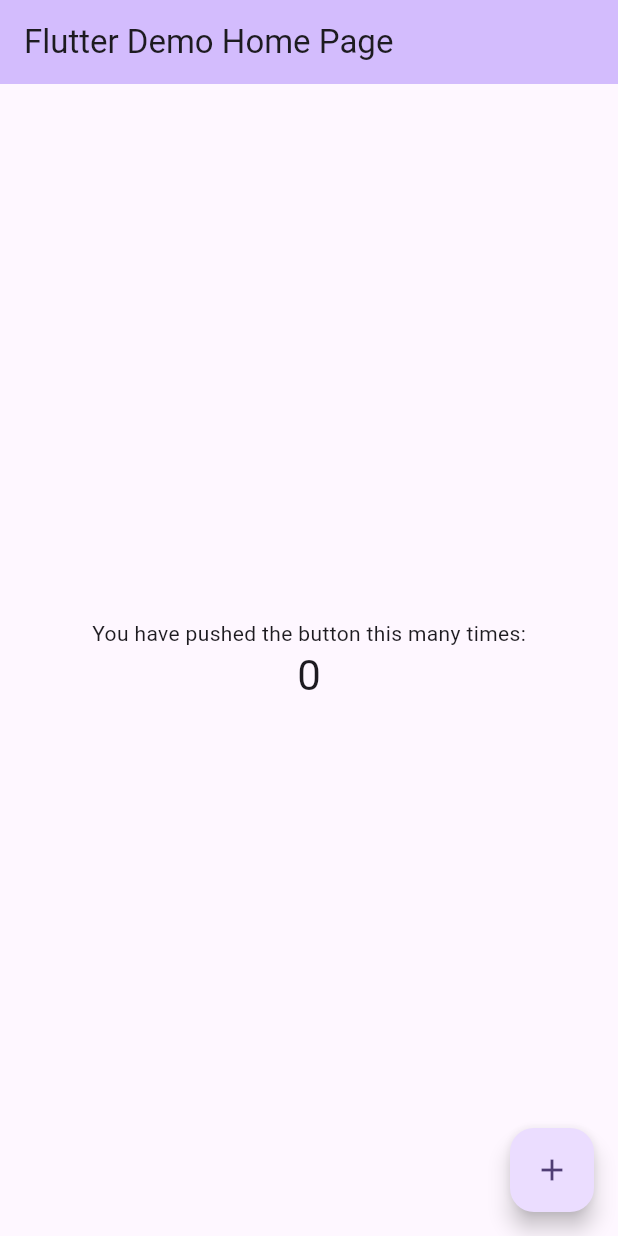
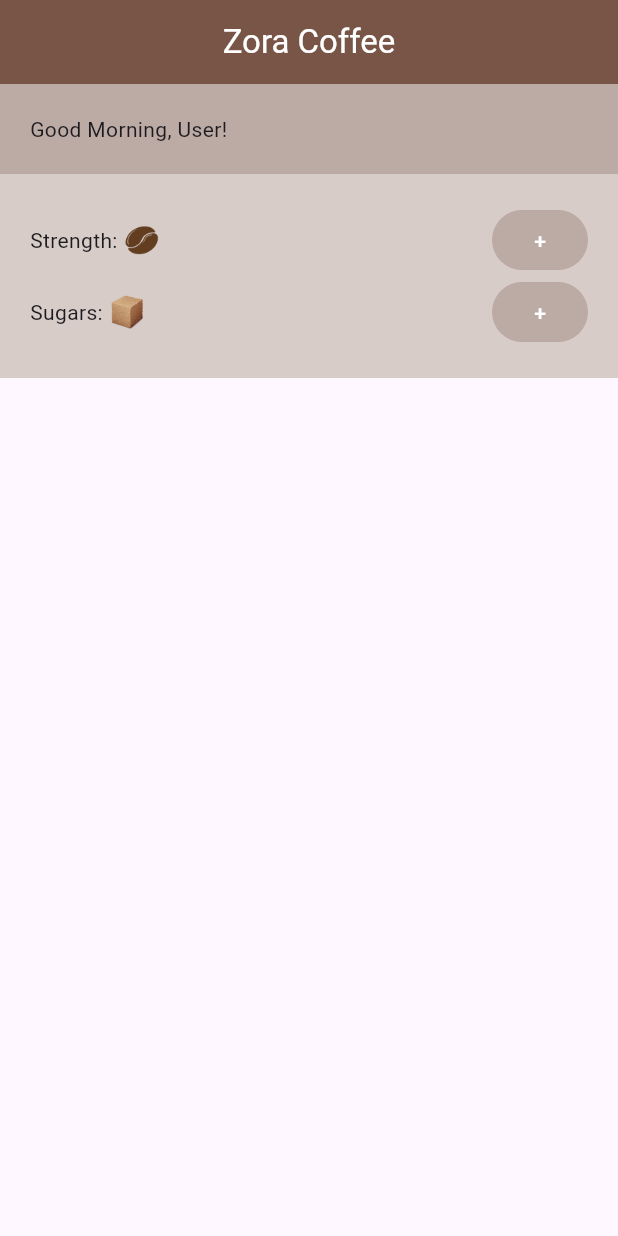
Before and after one commit to ahmadahsins/first-flutter, a Flutter app: the screen it shows after launch, on a phone screen of 412 x 824 dp. Run offline on Flutter 3.47's test engine with Material 3 defaults, Android fonts, the phone set to English and light mode, and no system bars.

Commit message:
feat: add home and coffe prefs

```diff
--- /dev/null
+++ b/lib/coffee_prefs.dart
@@ -0,0 +1,76 @@
+import 'package:flutter/material.dart';
+
+class CoffeePrefs extends StatefulWidget {
+  const CoffeePrefs({super.key});
+
+  @override
+  State<CoffeePrefs> createState() => _CoffeePrefsState();
+}
+
+class _CoffeePrefsState extends State<CoffeePrefs> {
+  int strength = 1;
+  int sugars = 1;
+
+  void increaseStrength() {
+    setState(() {
+      strength = strength < 5 ? strength + 1 : 1;
+    });
+  }
+
+  void increaseSugars() {
+    setState(() {
+      sugars = sugars < 5 ? sugars + 1 : 0;
+    });
+  }
+
+  @override
+  Widget build(BuildContext context) {
+    return Column(
+      children: [
+        Row(
+          children: [
+            const Text('Strength: '),
+            for (int i = 0; i < strength; i++)
+              Image.asset(
+                "assets/img/coffee_bean.png",
+                width: 25,
+                colorBlendMode: BlendMode.multiply,
+                color: Colors.brown[100],
+              ),
+            Expanded(child: SizedBox()),
+            TextButton(
+              style: TextButton.styleFrom(
+                backgroundColor: Colors.brown[200],
+                foregroundColor: Colors.white,
+              ),
+              onPressed: increaseStrength,
+              child: Text("+"),
+            ),
+          ],
+        ),
+        Row(
+          children: [
+            const Text('Sugars: '),
+            if (sugars == 0) const Text("None..."),
+            for (int i = 0; i < sugars; i++)
+              Image.asset(
+                "assets/img/sugar_cube.png",
+                width: 25,
+                colorBlendMode: BlendMode.multiply,
+                color: Colors.brown[100],
+              ),
+            Expanded(child: SizedBox()),
+            TextButton(
+              style: TextButton.styleFrom(
+                backgroundColor: Colors.brown[200],
+                foregroundColor: Colors.white,
+              ),
+              onPressed: increaseSugars,
+              child: Text("+"),
+            ),
+          ],
+        ),
+      ],
+    );
+  }
+}
--- /dev/null
+++ b/lib/home.dart
@@ -0,0 +1,32 @@
+import 'package:flutter/material.dart';
+import 'package:test_project/coffee_prefs.dart';
+
+class Home extends StatelessWidget {
+  const Home({super.key});
+
+  @override
+  Widget build(BuildContext context) {
+    return Scaffold(
+      appBar: AppBar(
+        title: const Text("Zora Coffee", style: TextStyle(color: Colors.white)),
+        backgroundColor: Colors.brown,
+        centerTitle: true,
+      ),
+      body: Column(
+        crossAxisAlignment: CrossAxisAlignment.stretch,
+        children: [
+          Container(
+            padding: EdgeInsets.all(20),
+            color: Colors.brown[200],
+            child: const Text("Good Morning, User!"),
+          ),
+          Container(
+            color: Colors.brown[100],
+            padding: const EdgeInsets.all(20),
+            child: CoffeePrefs(),
+          ),
+        ],
+      ),
+    );
+  }
+}
--- a/lib/main.dart
+++ b/lib/main.dart
@@ -1,122 +1,6 @@
 import 'package:flutter/material.dart';
+import 'package:test_project/home.dart';
 
 void main() {
-  runApp(const MyApp());
+  runApp(const MaterialApp(home: Home()));
 }
-
-class MyApp extends StatelessWidget {
-  const MyApp({super.key});
-
-  // This widget is the root of your application.
-  @override
-  Widget build(BuildContext context) {
-    return MaterialApp(
-      title: 'Flutter Demo',
-      theme: ThemeData(
-        // This is the theme of your application.
-        //
-        // TRY THIS: Try running your application with "flutter run". You'll see
-        // the application has a purple toolbar. Then, without quitting the app,
-        // try changing the seedColor in the colorScheme below to Colors.green
-        // and then invoke "hot reload" (save your changes or press the "hot
-        // reload" button in a Flutter-supported IDE, or press "r" if you used
-        // the command line to start the app).
-        //
-        // Notice that the counter didn't reset back to zero; the application
-        // state is not lost during the reload. To reset the state, use hot
-        // restart instead.
-        //
-        // This works for code too, not just values: Most code changes can be
-        // tested with just a hot reload.
-        colorScheme: .fromSeed(seedColor: Colors.deepPurple),
-      ),
-      home: const MyHomePage(title: 'Flutter Demo Home Page'),
-    );
-  }
-}
-
-class MyHomePage extends StatefulWidget {
-  const MyHomePage({super.key, required this.title});
-
-  // This widget is the home page of your application. It is stateful, meaning
-  // that it has a State object (defined below) that contains fields that affect
-  // how it looks.
-
-  // This class is the configuration for the state. It holds the values (in this
-  // case the title) provided by the parent (in this case the App widget) and
-  // used by the build method of the State. Fields in a Widget subclass are
-  // always marked "final".
-
-  final String title;
-
-  @override
-  State<MyHomePage> createState() => _MyHomePageState();
-}
-
-class _MyHomePageState extends State<MyHomePage> {
-  int _counter = 0;
-
-  void _incrementCounter() {
-    setState(() {
-      // This call to setState tells the Flutter framework that something has
-      // changed in this State, which causes it to rerun the build method below
-      // so that the display can reflect the updated values. If we changed
-      // _counter without calling setState(), then the build method would not be
-      // called again, and so nothing would appear to happen.
-      _counter++;
-    });
-  }
-
-  @override
-  Widget build(BuildContext context) {
-    // This method is rerun every time setState is called, for instance as done
-    // by the _incrementCounter method above.
-    //
-    // The Flutter framework has been optimized to make rerunning build methods
-    // fast, so that you can just rebuild anything that needs updating rather
-    // than having to individually change instances of widgets.
-    return Scaffold(
-      appBar: AppBar(
-        // TRY THIS: Try changing the color here to a specific color (to
-        // Colors.amber, perhaps?) and trigger a hot reload to see the AppBar
-        // change color while the other colors stay the same.
-        backgroundColor: Theme.of(context).colorScheme.inversePrimary,
-        // Here we take the value from the MyHomePage object that was created by
-        // the App.build method, and use it to set our appbar title.
-        title: Text(widget.title),
-      ),
-      body: Center(
-        // Center is a layout widget. It takes a single child and positions it
-        // in the middle of the parent.
-        child: Column(
-          // Column is also a layout widget. It takes a list of children and
-          // arranges them vertically. By default, it sizes itself to fit its
-          // children horizontally, and tries to be as tall as its parent.
-          //
-          // Column has various properties to control how it sizes itself and
-          // how it positions its children. Here we use mainAxisAlignment to
-          // center the children vertically; the main axis here is the vertical
-          // axis because Columns are vertical (the cross axis would be
-          // horizontal).
-          //
-          // TRY THIS: Invoke "debug painting" (choose the "Toggle Debug Paint"
-          // action in the IDE, or press "p" in the console), to see the
-          // wireframe for each widget.
-          mainAxisAlignment: .center,
-          children: [
-            const Text('You have pushed the button this many times:'),
-            Text(
-              '$_counter',
-              style: Theme.of(context).textTheme.headlineMedium,
-            ),
-          ],
-        ),
-      ),
-      floatingActionButton: FloatingActionButton(
-        onPressed: _incrementCounter,
-        tooltip: 'Increment',
-        child: const Icon(Icons.add),
-      ),
-    );
-  }
-}
```
Also changed, not shown: pubspec.yaml (+4 -5 lines), assets/img/coffee_bean.png (added), assets/img/sugar_cube.png (added), 2 other files.
